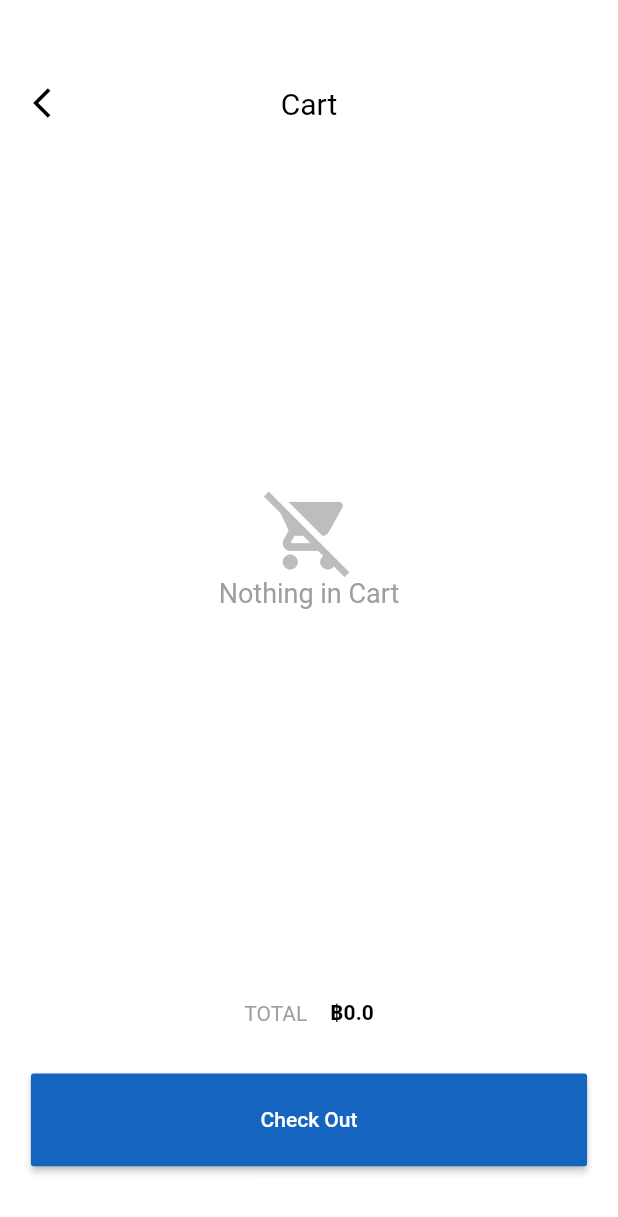
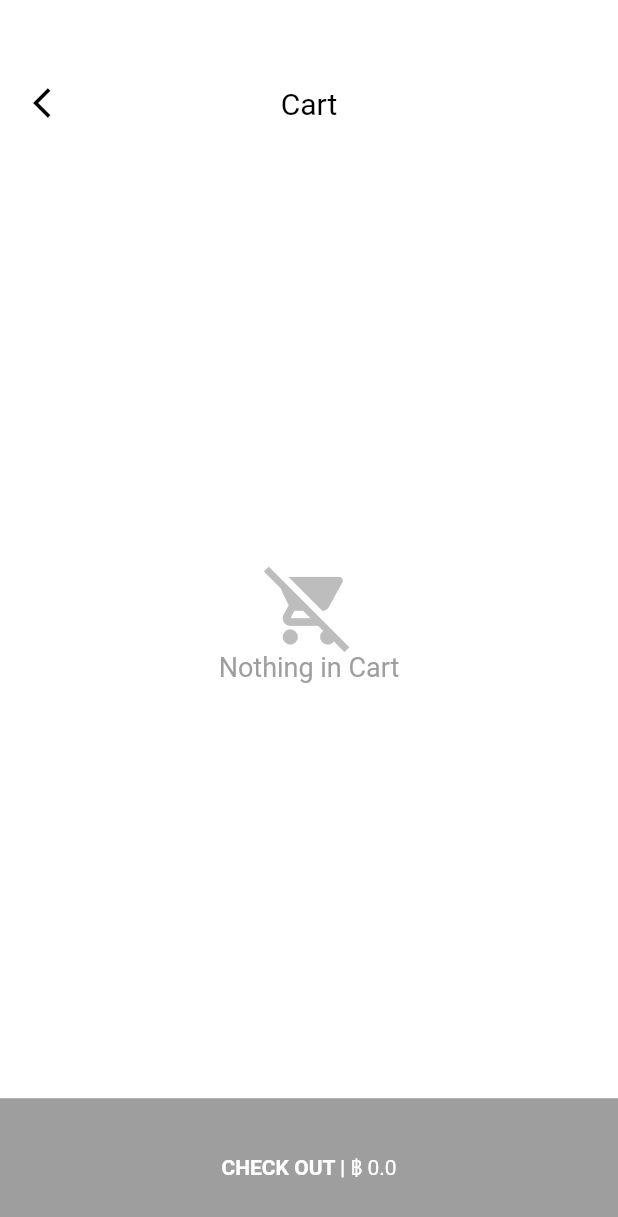
Before and after one commit to DsdlTon/HomeProLive, a Flutter app: the CartPage screen opened by its route, on a phone screen of 412 x 824 dp. Shown: the top 1217 px of the screen. Run offline on Flutter 3.47's test engine with Material 2 defaults, Android fonts, the phone set to English and light mode, and no system bars; our stand-ins replace cloud_firestore, firebase_messaging, firebase_storage, flutter_local_notifications, fluttertoast, image_picker and 2 more; missing offline and left inert: agora_rtc_engine, keyboard_visibility; accounts and stored records are empty.

Commit message:
Fix cart and productDetail UI

```diff
--- a/lib/screens/CartPage.dart
+++ b/lib/screens/CartPage.dart
@@ -5,6 +5,8 @@ import 'package:shared_preferences/shared_preferences.dart';
 import 'package:test_live_app/models/Cart.dart';
 import 'package:test_live_app/controllers/api.dart';
 import 'package:test_live_app/providers/TotalPriceProvider.dart';
+
+import 'ProductDetailPage.dart';
 
 class CartPage extends StatefulWidget {
   @override
@@ -90,12 +92,22 @@ class _CartPageState extends State<CartPage> {
         Provider.of<TotalPriceProvider>(context);
     return Scaffold(
       backgroundColor: Colors.white,
-      body: Column(
+      body: Container(
+        margin: EdgeInsets.only(bottom: 0),
+        child: Column(
           children: <Widget>[
             customAppBar(),
-          cartItem.isEmpty
-              ? Container(
-                  height: MediaQuery.of(context).size.height * 0.65,
+            cartItem.isEmpty ? nothingInCart() : cartPanel(totalPriceProvider),
+            checkOutButton(totalPriceProvider),
+          ],
+        ),
+      ),
+    );
+  }
+
+  Widget nothingInCart() {
+    return Container(
+      height: MediaQuery.of(context).size.height * 0.77,
       width: MediaQuery.of(context).size.width,
       child: Center(
         child: Column(
@@ -116,12 +128,6 @@ class _CartPageState extends State<CartPage> {
             ),
           ],
         ),
-                  ),
-                )
-              : cartPanel(totalPriceProvider),
-          showTotalPrice(totalPriceProvider),
-          checkOutButton(),
-        ],
       ),
     );
   }
@@ -161,7 +167,7 @@ class _CartPageState extends State<CartPage> {
 
   Widget cartPanel(totalPriceProvider) {
     return Container(
-      height: MediaQuery.of(context).size.height * 0.65,
+      height: MediaQuery.of(context).size.height * 0.77,
       margin: EdgeInsets.symmetric(horizontal: 10),
       child: ListView.builder(
         padding: EdgeInsets.all(0),
@@ -205,6 +211,7 @@ class _CartPageState extends State<CartPage> {
         };
         await CartService.removeItemInCart(headers, body);
         cartItem.removeAt(index);
+        (context as Element).reassemble();
         Fluttertoast.showToast(
           msg: "Deleted Success.",
           toastLength: Toast.LENGTH_LONG,
@@ -252,6 +259,19 @@ class _CartPageState extends State<CartPage> {
 
   Widget showInCartDetail(index, totalPriceProvider) {
     return Expanded(
+      child: GestureDetector(
+        onTap: () {
+          // if Navigate and change quantity in productDetailPage. This page is cannot update new Quantity data
+          // because it not initialize again when pop().
+
+          // Navigator.pushNamed(
+          //   context,
+          //   '/productDetailPage',
+          //   arguments: ProductDetailPage(
+          //     sku: cartItem[index].product.sku,
+          //   ),
+          // );
+        },
         child: Container(
           margin: EdgeInsets.only(left: 12),
           padding: EdgeInsets.symmetric(vertical: 10),
@@ -298,6 +318,7 @@ class _CartPageState extends State<CartPage> {
             ],
           ),
         ),
+      ),
     );
   }
 
@@ -338,31 +359,6 @@ class _CartPageState extends State<CartPage> {
       ),
     );
   }
-
-  // Widget increaseButton(index, totalPriceProvider) {
-  //   return Container(
-  //     width: 25,
-  //     height: 25,
-  //     decoration: BoxDecoration(
-  //       shape: BoxShape.circle,
-  //       border: Border.all(
-  //         width: 1.5,
-  //         color: Colors.grey[300],
-  //       ),
-  //     ),
-  //     child: IconButton(
-  //       icon: Icon(
-  //         Icons.add,
-  //         size: 15,
-  //         color: Colors.black,
-  //       ),
-  //       onPressed: () {
-  //         increaseProcess(index);
-  //         // totalPriceProvider.addQuantity(totalPrice);
-  //       },
-  //     ),
-  //   );
-  // }
 
   Widget increaseButton() {
     return Container(
@@ -440,25 +436,10 @@ class _CartPageState extends State<CartPage> {
 
   Widget showTotalPrice(totalPriceProvider) {
     return Container(
-      height: MediaQuery.of(context).size.height * 0.1,
-      width: MediaQuery.of(context).size.width,
-      child: Center(
-        child: Row(
-          mainAxisAlignment: MainAxisAlignment.center,
-          crossAxisAlignment: CrossAxisAlignment.end,
-          children: <Widget>[
-            Text(
-              'TOTAL',
+      child: Text(
+        '฿ $totalPrice',
         style: TextStyle(
-                color: Colors.grey,
-              ),
-            ),
-            SizedBox(width: 15),
-            Text(
-              '฿$totalPrice',
-              style: TextStyle(
-                color: Colors.black,
-                fontWeight: FontWeight.bold,
+          color: Colors.white,
         ),
       ),
       // ChangeNotifierProvider<TotalPriceProvider>(
@@ -466,32 +447,51 @@ class _CartPageState extends State<CartPage> {
       //   child: Consumer<TotalPriceProvider>(
       //     builder: (context, data, child) {
       //       return Text(
-            //         '฿$totalPrice',
+      //         '฿ $totalPrice',
       //         style: TextStyle(
-            //           color: Colors.black,
-            //           fontWeight: FontWeight.bold,
+      //           color: Colors.white,
       //         ),
       //       );
       //     },
       //   ),
       // ),
+    );
+  }
+
+  Widget checkOutButton(totalPriceProvider) {
+    return Expanded(
+      child: GestureDetector(
+        onTap: () {},
+        child: Container(
+          width: MediaQuery.of(context).size.width,
+          decoration: cartItem.isEmpty
+              ? BoxDecoration(
+                  color: Colors.grey,
+                )
+              : BoxDecoration(
+                  gradient: LinearGradient(
+                    begin: Alignment.bottomLeft,
+                    colors: [
+                      Colors.blue[600],
+                      Colors.blue[700],
+                      Colors.blue[800],
+                      Colors.blue[800],
                     ],
                   ),
                 ),
-    );
-  }
-
-  Widget checkOutButton() {
-    return ButtonTheme(
-      minWidth: MediaQuery.of(context).size.width * 0.9,
-      height: MediaQuery.of(context).size.height * 0.075,
-      child: RaisedButton(
-        color: Colors.blue[800],
-        onPressed: () {},
-        child: Text(
-          "Check Out",
-          style: TextStyle(
-            color: Colors.white,
+          alignment: Alignment.center,
+          child: Row(
+            mainAxisAlignment: MainAxisAlignment.center,
+            crossAxisAlignment: CrossAxisAlignment.baseline,
+            textBaseline: TextBaseline.alphabetic,
+            children: <Widget>[
+              Text(
+                'CHECK OUT | ',
+                style:
+                    TextStyle(color: Colors.white, fontWeight: FontWeight.bold),
+              ),
+              showTotalPrice(totalPriceProvider),
+            ],
           ),
         ),
       ),
```
Also changed, not shown: lib/controllers/api.dart (+5 -4 lines), lib/screens/ChatPage.dart (+0 -11 lines), lib/screens/ProductDetailPage.dart (+31 -7 lines). Lines whose indentation alone changed are shown as unchanged.
